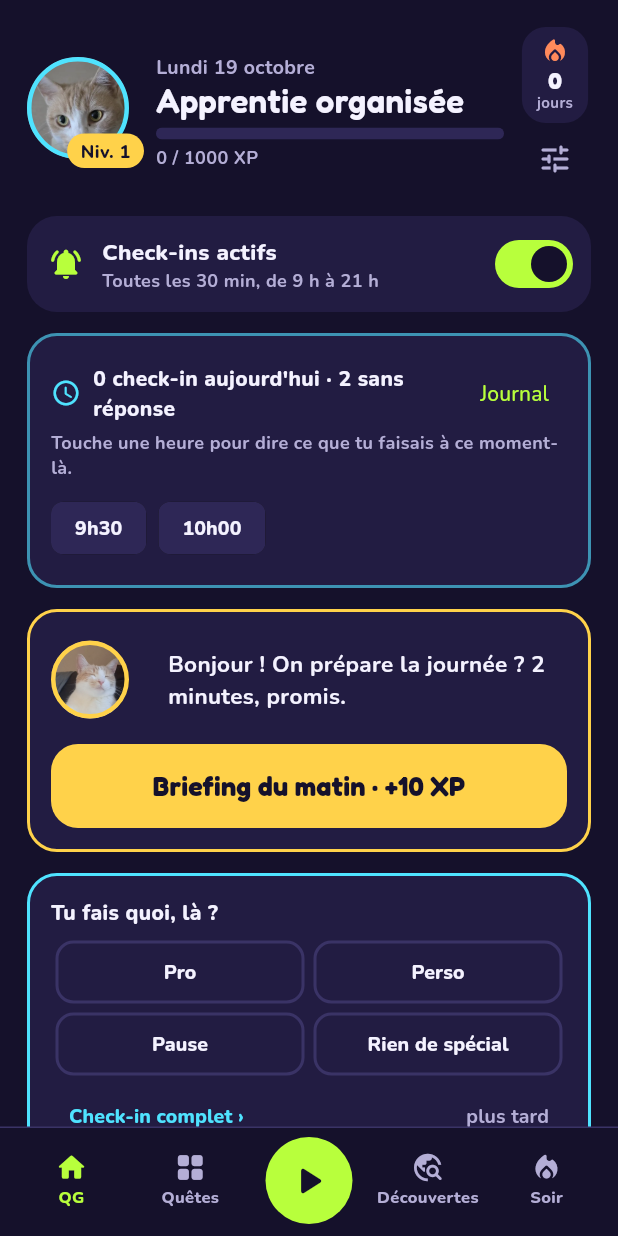
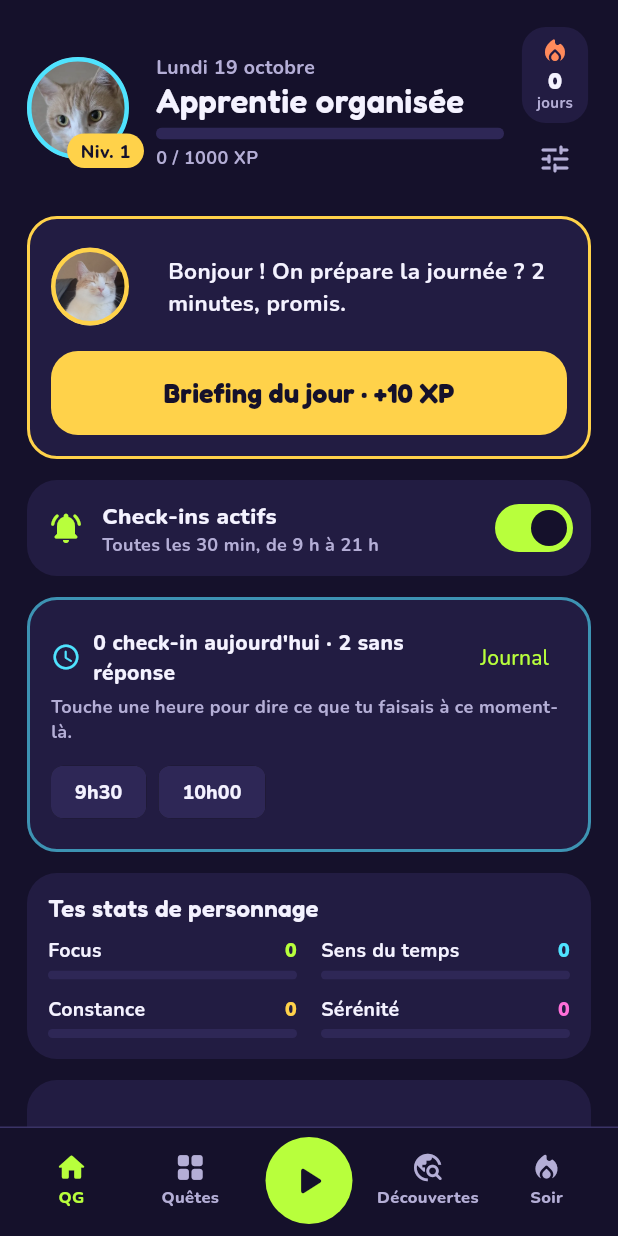
Before and after one commit to CLperso/micky-quest, a Flutter app: the screen it shows after launch, on a phone screen of 412 x 824 dp. Run offline on Flutter 3.47's test engine with Material 3 defaults, Android fonts, the phone set to English and light mode, and no system bars; our stand-ins replace flutter_local_notifications, google_fonts, image_picker, shared_preferences, timezone; missing offline and left inert: android_intent_plus, device_calendar, google_mlkit_digital_ink_recognition.

Commit message:
QG : retire « Tu fais quoi, là ? », check-ins (et sans réponse) sous le briefing ; « Briefing du jour »
Co-Authored-By: Claude Opus 5.5 <noreply@anthropic.com>
Claude-Session: https://claude.ai/code/session_01RpdBqp6TGx7ViFRVJJw6aQ

```diff
--- a/lib/screens/briefing.dart
+++ b/lib/screens/briefing.dart
@@ -77,7 +77,7 @@ class _BriefingScreenState extends State<BriefingScreen> {
     return PopScope(
       onPopInvokedWithResult: (_, __) => _saveFields(),
       child: Scaffold(
-        appBar: AppBar(title: const Text('Briefing du matin')),
+        appBar: AppBar(title: const Text('Briefing du jour')),
         body: ListView(
           padding: const EdgeInsets.fromLTRB(18, 4, 18, 28),
           children: [
--- a/lib/screens/home.dart
+++ b/lib/screens/home.dart
@@ -106,9 +106,6 @@ class HomeScreen extends StatelessWidget {
           ],
         ),
         const SizedBox(height: 14),
-        const PauseSwitch(),
-        const SizedBox(height: 14),
-        const MissedCheckins(),
 
         if (!plan.briefingDone) ...[
           Panel(
@@ -119,7 +116,7 @@ class HomeScreen extends StatelessWidget {
                 const MickySays('Bonjour ! On prépare la journée ? 2 minutes, promis.'),
                 const SizedBox(height: 12),
                 PrimaryButton(
-                  label: 'Briefing du matin · +10 XP',
+                  label: 'Briefing du jour · +10 XP',
                   color: K.gold,
                   onPressed: () => openScreen(context, const BriefingScreen()),
                 ),
@@ -128,7 +125,9 @@ class HomeScreen extends StatelessWidget {
           ),
           const SizedBox(height: 14),
         ],
-        const OpenCheckinCard(),
+        const PauseSwitch(),
+        const SizedBox(height: 14),
+        const MissedCheckins(),
 
         Panel(
           child: Column(
@@ -683,82 +682,3 @@ class MissedCheckins extends StatelessWidget {
     );
   }
 }
-
-/// Check-in proposé à l'ouverture de l'appli, à la place des notifications toutes les 30 min.
-class OpenCheckinCard extends StatefulWidget {
-  const OpenCheckinCard({super.key});
-
-  static DateTime? hiddenUntil;
-
-  @override
-  State<OpenCheckinCard> createState() => _OpenCheckinCardState();
-}
-
-class _OpenCheckinCardState extends State<OpenCheckinCard> {
-  @override
-  Widget build(BuildContext context) {
-    final store = AppScope.of(context);
-    final s = store.settings;
-    final now = DateTime.now();
-    if (now.hour < s.startHour || now.hour >= s.endHour || store.runningSession != null) return const SizedBox.shrink();
-    final h = OpenCheckinCard.hiddenUntil;
-    if (h != null && now.isBefore(h)) return const SizedBox.shrink();
-    var last = DateTime(now.year, now.month, now.day, s.startHour).millisecondsSinceEpoch;
-    final cs = store.checkinsOn(store.todayKey);
-    if (cs.isNotEmpty) last = max(last, cs.last.ts);
-    for (final x in store.sessionsOn(store.todayKey)) {
-      if (x.end > last) last = x.end;
-    }
-    final since = now.difference(DateTime.fromMillisecondsSinceEpoch(last)).inMinutes;
-    if (since < 90) return const SizedBox.shrink();
-    final lastLabel = cs.isEmpty
-        ? ''
-        : 'dernier à ${DateTime.fromMillisecondsSinceEpoch(cs.last.ts).hour} h ${DateTime.fromMillisecondsSinceEpoch(cs.last.ts).minute.toString().padLeft(2, '0')}';
-    Widget quick(String label, String act) => Expanded(
-          child: Padding(
-            padding: const EdgeInsets.all(3),
-            child: SizedBox(
-              height: 42,
-              child: OutlinedButton(
-                style: OutlinedButton.styleFrom(
-                  side: const BorderSide(color: K.line, width: 2),
-                  shape: RoundedRectangleBorder(borderRadius: BorderRadius.circular(12)),
-                  padding: EdgeInsets.zero,
-                ),
-                onPressed: () async {
-                  await store.addCheckIn(CheckIn(ts: DateTime.now().millisecondsSinceEpoch, activity: act));
-                  if (context.mounted) ScaffoldMessenger.of(context).showSnackBar(const SnackBar(content: Text('Noté · +1 XP')));
-                },
-                child: Text(label, style: K.body(13, w: FontWeight.w800)),
-              ),
-            ),
-          ),
-        );
-    return Padding(
-      padding: const EdgeInsets.only(bottom: 14),
-      child: Panel(
-        border: K.cyan,
-        child: Column(crossAxisAlignment: CrossAxisAlignment.start, children: [
-          Row(children: [
-            Expanded(child: Text('Tu fais quoi, là ?', style: K.body(14, w: FontWeight.w800))),
-            if (lastLabel.isNotEmpty) Text(lastLabel, style: K.body(11, color: K.muted)),
-          ]),
-          const SizedBox(height: 6),
-          Row(children: [quick('Pro', Act.pro), quick('Perso', Act.perso)]),
-          Row(children: [quick('Pause', Act.pause), quick('Rien de spécial', Act.nothing)]),
-          Row(children: [
-            TextButton(
-              onPressed: () => openScreen(context, const CheckinScreen()),
-              child: Text('Check-in complet ›', style: K.body(13, color: K.cyan, w: FontWeight.w800)),
-            ),
-            const Spacer(),
-            TextButton(
-              onPressed: () => setState(() => OpenCheckinCard.hiddenUntil = DateTime.now().add(const Duration(minutes: 45))),
-              child: Text('plus tard', style: K.body(13, color: K.muted)),
-            ),
-          ]),
-        ]),
-      ),
-    );
-  }
-}
--- a/lib/screens/settings.dart
+++ b/lib/screens/settings.dart
@@ -129,7 +129,7 @@ class _SettingsScreenState extends State<SettingsScreen> {
             Panel(
               child: Column(
                 children: [
-                  _stepper('Briefing du matin', '${s.briefingHour}h${s.briefingMinute.toString().padLeft(2, '0')}', () {
+                  _stepper('Briefing du jour', '${s.briefingHour}h${s.briefingMinute.toString().padLeft(2, '0')}', () {
                     final m = s.briefingHour * 60 + s.briefingMinute - 15;
                     if (m >= 300) {
                       s.briefingHour = m ~/ 60;
--- a/lib/store.dart
+++ b/lib/store.dart
@@ -653,7 +653,7 @@ class AppStore extends ChangeNotifier {
   Future<void> finishBriefing() async {
     if (!today.briefingDone) {
       today.briefingDone = true;
-      _gainXp(10, 'Briefing du matin');
+      _gainXp(10, 'Briefing du jour');
     }
     await commit();
   }
```
